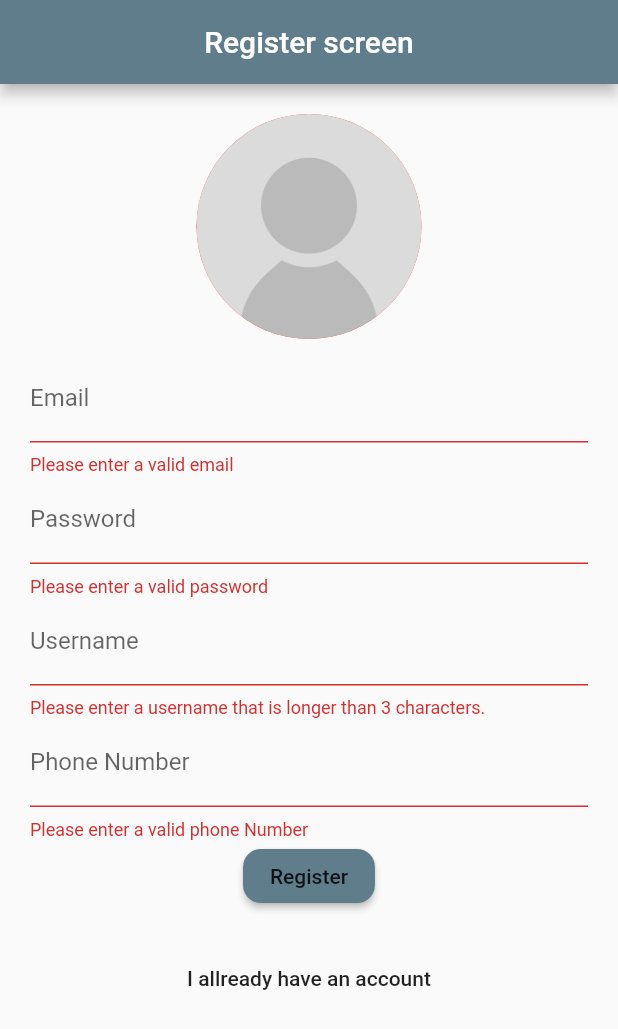
After one commit to jurej1/Bloc-testing, a Flutter app: the screen it shows after launch, after a tap on "Login", after a tap on "I want to create an account", after a tap on "Register", on a phone screen of 412 x 824 dp. The commit adds this screen. Shown: the top 1029 px of the screen. Run offline on Flutter 3.47's test engine with Material 2 defaults, Android fonts, the phone set to English and light mode, and no system bars; our stand-ins replace bloc, cloud_firestore, connectivity_plus, firebase_auth, firebase_core, firebase_storage and 3 more; missing offline and left inert: regexpattern; accounts and stored records are empty.

Commit message:
Finished the authentication processFinished the authentication processFinished the authentication process

```diff
--- a/lib/business logic/authentication/authentication_cubit.dart
+++ b/lib/business logic/authentication/authentication_cubit.dart
@@ -1,25 +1,30 @@
 import 'package:bloc/bloc.dart';
 import 'package:meta/meta.dart';
-import 'package:testing_application/data/exception/exception.dart';
+
+import 'package:image_picker/image_picker.dart' as img;
+import 'dart:io';
 
 //Reposetory
 import 'package:testing_application/data/reposetory/authReposetory.dart';
 
 //Models
 import 'package:testing_application/data/models/user.dart' as app;
+import 'package:testing_application/data/reposetory/databaseReposetory.dart';
 
 part 'authentication_state.dart';
 
 class AuthenticationCubit extends Cubit<AuthenticationState> {
   final AuthReposetory authReposetory;
+  final DatabaseReposetory databaseReposetory;
 
-  AuthenticationCubit(this.authReposetory) : super(UserLogedOut()) {
+  AuthenticationCubit({
+    this.authReposetory,
+    this.databaseReposetory,
+  }) : super(LoadingState()) {
     checkIfTheUserIsLoggedIn();
   }
 
   Future<void> checkIfTheUserIsLoggedIn() async {
-    emit(LoadingState());
-
     app.User user = await authReposetory.checkUser();
 
     if (user == null) {
@@ -52,4 +57,14 @@ class AuthenticationCubit extends Cubit<AuthenticationState> {
 
     emit(UserLogedOut());
   }
+
+  Future<File> takeImage() async {
+    img.PickedFile pickedFile = await img.ImagePicker.platform.pickImage(
+      source: img.ImageSource.camera,
+    );
+
+    File image = File(pickedFile.path);
+
+    return image;
+  }
 }
--- a/lib/data/exception/exception.dart
+++ /dev/null
@@ -1,12 +0,0 @@
-import 'package:testing_application/data/models/chatMessage.dart';
-
-class Ex implements Exception {
-  String message;
-
-  Ex(message);
-
-  @override
-  String toString() {
-    return message.toString();
-  }
-}
--- a/lib/main.dart
+++ b/lib/main.dart
@@ -10,6 +10,8 @@ import 'package:testing_application/data/reposetory/authReposetory.dart';
 import 'package:connectivity_plus/connectivity_plus.dart';
 import 'package:testing_application/data/reposetory/databaseReposetory.dart';
 import 'package:testing_application/presentation%20layer/animations/routeAnimations.dart';
+import 'package:testing_application/presentation%20layer/screens/authentication%20screen/authLogin.dart';
+import 'package:testing_application/presentation%20layer/screens/authentication%20screen/registerScreen.dart';
 import 'package:testing_application/presentation%20layer/screens/chat_screen.dart';
 import 'package:testing_application/presentation%20layer/screens/settings_screen.dart';
 import 'package:testing_application/presentation%20layer/widgets/monitoringAuth.dart';
@@ -77,7 +79,10 @@ class MyApp extends StatelessWidget {
           create: (context) => InternetCubit(connectivity),
         ),
         BlocProvider<AuthenticationCubit>(
-          create: (context) => AuthenticationCubit(authReposetory),
+          create: (context) => AuthenticationCubit(
+            authReposetory: authReposetory,
+            databaseReposetory: databaseReposetory,
+          ),
         ),
         BlocProvider<UsersListCubit>(
           create: (context) => UsersListCubit(databaseReposetory),
@@ -90,6 +95,11 @@ class MyApp extends StatelessWidget {
         debugShowCheckedModeBanner: false,
         title: 'Flutter Demo',
         theme: ThemeData(
+          buttonTheme: ButtonThemeData(
+            shape: RoundedRectangleBorder(
+              borderRadius: BorderRadius.circular(12),
+            ),
+          ),
           snackBarTheme: SnackBarThemeData(
             behavior: SnackBarBehavior.floating,
             shape: RoundedRectangleBorder(
@@ -107,6 +117,8 @@ class MyApp extends StatelessWidget {
         routes: {
           SettingsScreen.routeName: (ctx) => SettingsScreen(),
           ChatScreen.routeName: (ctx) => ChatScreen(),
+          AuthRegister.routeName: (ctx) => AuthRegister(),
+          AuthLogin.routeName: (ctx) => AuthLogin(),
         },
       ),
     );
--- /dev/null
+++ b/lib/presentation layer/screens/authentication screen/authLogin.dart
@@ -0,0 +1,107 @@
+import 'package:flutter/material.dart';
+import 'package:regexpattern/regexpattern.dart' as reg;
+import 'package:flutter_bloc/flutter_bloc.dart';
+import 'package:testing_application/business%20logic/authentication/authentication_cubit.dart';
+import 'package:testing_application/business%20logic/internet%20cubit/internet_cubit.dart';
+import 'package:testing_application/presentation%20layer/screens/authentication%20screen/registerScreen.dart';
+
+class AuthLogin extends StatelessWidget {
+  static const routeName = 'auth_login_screen';
+
+  final _formKey = GlobalKey<FormState>();
+  String email = '';
+  String password = '';
+
+  final _scaffoldKey = GlobalKey<ScaffoldState>();
+
+  @override
+  Widget build(BuildContext context) {
+    final size = MediaQuery.of(context).size;
+    return BlocListener<InternetCubit, InternetState>(
+      listener: (context, state) {
+        if (state is Disconnected) {
+          _scaffoldKey.currentState.showSnackBar(SnackBar(
+            content: Text('It seems like you are disconnected'),
+          ));
+        }
+      },
+      child: Scaffold(
+        key: _scaffoldKey,
+        appBar: AppBar(
+          title: Text('Authentication'),
+          centerTitle: true,
+        ),
+        body: Container(
+          height: size.height,
+          width: size.width,
+          child: SingleChildScrollView(
+            padding: const EdgeInsets.all(20),
+            child: Form(
+              key: _formKey,
+              child: Column(
+                children: [
+                  TextFormField(
+                    autocorrect: false,
+                    keyboardType: TextInputType.emailAddress,
+                    decoration: InputDecoration(
+                      labelText: 'Email',
+                    ),
+                    validator: (value) {
+                      if (reg.RegVal.hasMatch(value, reg.RegexPattern.email)) {
+                        return null;
+                      } else {
+                        return 'Please enter a valid email';
+                      }
+                    },
+                    onSaved: (newValue) {
+                      email = newValue;
+                    },
+                  ),
+                  TextFormField(
+                    keyboardType: TextInputType.visiblePassword,
+                    decoration: InputDecoration(
+                      labelText: 'Password',
+                    ),
+                    validator: (value) {
+                      if (value.trim().length > 6) {
+                        return null;
+                      } else {
+                        return 'Please enter a valid password';
+                      }
+                    },
+                    onSaved: (newValue) {
+                      password = newValue;
+                    },
+                  ),
+                  RaisedButton(
+                    onPressed: () async {
+                      bool userInputCorrect = _formKey.currentState.validate();
+
+                      if (userInputCorrect) {
+                        _formKey.currentState.save();
+
+                        BlocProvider.of<AuthenticationCubit>(context)
+                            .signInWithEmailAndPassword(email, password);
+                      }
+                    },
+                    child: Text('Login'),
+                  ),
+                  SizedBox(
+                    height: 20,
+                  ),
+                  FlatButton(
+                    child: Text('I want to create an account'),
+                    onPressed: () {
+                      Navigator.of(context)
+                          .pushReplacementNamed(AuthRegister.routeName);
+                    },
+                  )
+                ],
+              ),
+            ),
+          ),
+        ),
+      ),
+    );
+  }
+}
--- /dev/null
+++ b/lib/presentation layer/screens/authentication screen/registerScreen.dart
@@ -0,0 +1,166 @@
+import 'package:flutter/material.dart';
+import 'package:flutter_bloc/flutter_bloc.dart';
+import 'package:testing_application/business%20logic/authentication/authentication_cubit.dart';
+import 'package:testing_application/business%20logic/internet%20cubit/internet_cubit.dart';
+import 'package:regexpattern/regexpattern.dart' as reg;
+import 'package:testing_application/presentation%20layer/screens/authentication%20screen/authLogin.dart';
+
+class AuthRegister extends StatelessWidget {
+  static const routeName = '/register_screen';
+
+  final _scaffoldKey = GlobalKey<ScaffoldState>();
+  final _formKey = GlobalKey<FormState>();
+
+  Map<String, dynamic> userData = {
+    'email': '',
+    'password': '',
+    'nickname': '',
+    'phoneNumber': '',
+    'photoUrl': null,
+  };
+
+  void fetchData() {
+    bool isDataValid = _formKey.currentState.validate();
+
+    if (isDataValid) {
+      _formKey.currentState.save();
+      print(userData);
+    }
+  }
+
+  void takeImage(BuildContext context) async {
+    userData['photoUrl'] =
+        await BlocProvider.of<AuthenticationCubit>(context).takeImage();
+  }
+
+  @override
+  Widget build(BuildContext context) {
+    final size = MediaQuery.of(context).size;
+
+    return BlocListener<InternetCubit, InternetState>(
+      listener: (_, state) {},
+      child: Scaffold(
+        key: _scaffoldKey,
+        appBar: AppBar(
+          title: Text('Register screen'),
+          centerTitle: true,
+        ),
+        body: Container(
+          height: size.height,
+          width: size.width,
+          child: SingleChildScrollView(
+            padding: const EdgeInsets.all(20),
+            child: Form(
+              key: _formKey,
+              child: Column(
+                children: [
+                  ClipOval(
+                    child: FlatButton(
+                      onPressed: () => takeImage(context),
+                      child: Container(
+                        margin: const EdgeInsets.only(bottom: 10),
+                        height: 150,
+                        width: 150,
+                        decoration: BoxDecoration(
+                          color: Colors.red,
+                          shape: BoxShape.circle,
+                          image: DecorationImage(
+                            image: userData['photoUrl'] == null
+                                ? AssetImage(
+                                    'assets/images/profile.jpg',
+                                  )
+                                : FileImage(userData['userPhoto']),
+                          ),
+                        ),
+                      ),
+                    ),
+                  ),
+                  TextFormField(
+                    autocorrect: false,
+                    keyboardType: TextInputType.emailAddress,
+                    decoration: InputDecoration(
+                      labelText: 'Email',
+                    ),
+                    validator: (value) {
+                      if (reg.RegVal.hasMatch(value, reg.RegexPattern.email)) {
+                        return null;
+                      } else {
+                        return 'Please enter a valid email';
+                      }
+                    },
+                    onSaved: (newValue) {
+                      userData['email'] = newValue;
+                    },
+                  ),
+                  TextFormField(
+                    keyboardType: TextInputType.visiblePassword,
+                    decoration: InputDecoration(
+                      labelText: 'Password',
+                    ),
+                    validator: (value) {
+                      if (value.trim().length > 6) {
+                        return null;
+                      } else {
+                        return 'Please enter a valid password';
+                      }
+                    },
+                    onSaved: (newValue) {
+                      userData['password'] = newValue;
+                    },
+                  ),
+                  TextFormField(
+                    autocorrect: false,
+                    keyboardType: TextInputType.emailAddress,
+                    decoration: InputDecoration(
+                      labelText: 'Username',
+                    ),
+                    validator: (value) {
+                      if (value.trim().length < 3) {
+                        return 'Please enter a username that is longer than 3 characters.';
+                      } else {
+                        return null;
+                      }
+                    },
+                    onSaved: (newValue) {
+                      userData['nickname'] = newValue;
+                    },
+                  ),
+                  TextFormField(
+                    keyboardType: TextInputType.visiblePassword,
+                    decoration: InputDecoration(
+                      labelText: 'Phone Number',
+                    ),
+                    validator: (value) {
+                      if (reg.RegVal.hasMatch(value, reg.RegexPattern.phone)) {
+                        return null;
+                      } else {
+                        return 'Please enter a valid phone Number';
+                      }
+                    },
+                    onSaved: (newValue) {
+                      userData['phoneNumber'] = newValue;
+                    },
+                  ),
+                  RaisedButton(
+                    onPressed: fetchData,
+                    child: Text('Register'),
+                  ),
+                  SizedBox(
+                    height: 20,
+                  ),
+                  FlatButton(
+                    child: Text('I allready have an account'),
+                    onPressed: () {
+                      Navigator.of(context)
+                          .pushReplacementNamed(AuthLogin.routeName);
+                    },
+                  ),
+                ],
+              ),
+            ),
+          ),
+        ),
+      ),
+    );
+  }
+}
```
Also changed, not shown: lib/data/data providers/authAPI.dart (+31 -7 lines), lib/data/data providers/databaseAPI.dart (+17 -0 lines), lib/data/models/user.dart (+0 -9 lines), lib/data/reposetory/authReposetory.dart (+30 -0 lines), lib/data/reposetory/databaseReposetory.dart (+12 -1 lines), lib/presentation layer/animations/routeAnimations.dart (+0 -26 lines), lib/presentation layer/helpers/auth_snackBar.dart (deleted, +0 -10 lines), lib/presentation layer/helpers/internet_SnackBar.dart (deleted, +0 -21 lines), lib/presentation layer/screens/authentication_screen.dart (+19 -28 lines), lib/presentation layer/screens/chat_screen.dart (+7 -2 lines), lib/presentation layer/screens/main_screen.dart (+6 -6 lines), lib/presentation layer/widgets/authentication screen/authLogin.dart (deleted, +0 -87 lines), pubspec.yaml (+5 -2 lines), assets/images/profile.jpg (added), 2 more files.
